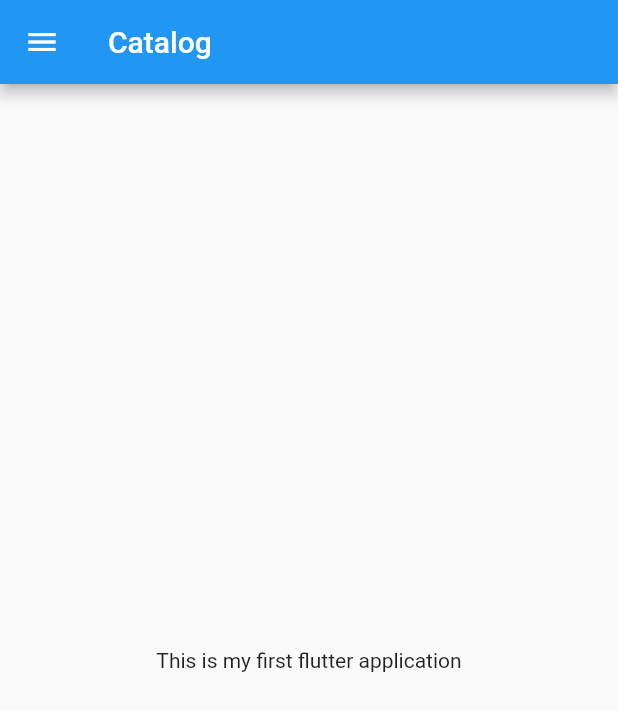
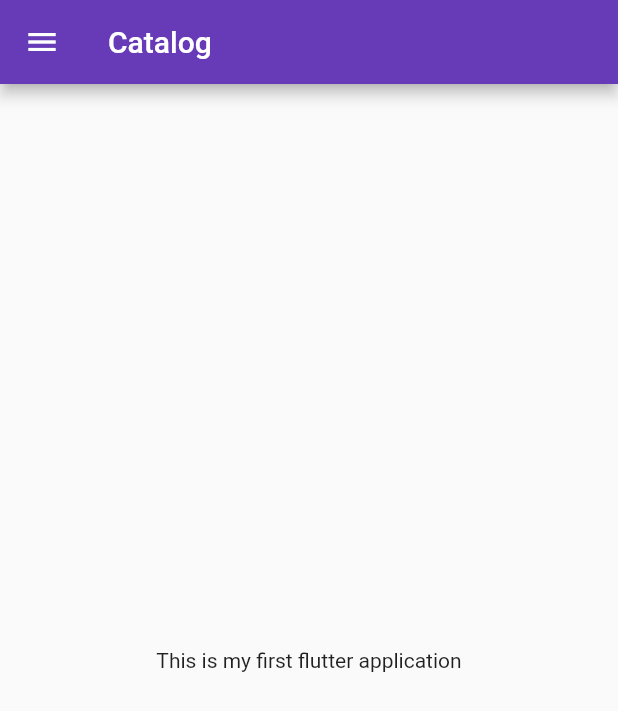
Before and after one commit to Prajjwal-Chauhan/CataLog_Dummy_App, a Flutter app: the screen it shows after launch, on a phone screen of 412 x 824 dp. Shown: the top 711 px of the screen. Run offline on Flutter 3.47's test engine with Material 2 defaults, Android fonts, the light colour scheme and no system bars.

Commit message:
Day 3 Completed

```diff
--- a/lib/main.dart
+++ b/lib/main.dart
@@ -1,5 +1,6 @@
 import 'package:flutter/material.dart';
-import 'package:flutter_application_1/home_page.dart';
+import 'package:flutter_application_1/pages/home_page.dart';
+import 'package:flutter_application_1/pages/login_page.dart';
 void main(List<String> args) {
   runApp(MyApp());
 }
@@ -10,11 +11,21 @@
 
   @override
   Widget build(BuildContext context) {
+    return MaterialApp(
+      themeMode: ThemeMode.light,
+      theme: ThemeData(
+        primarySwatch: Colors.deepPurple
+      ),
+      darkTheme: ThemeData(
+        brightness: Brightness.dark
+      ),
+      initialRoute: "/home",
+      routes: {
+        "/" : (context) => LoginPage(),
+        "/home" : (context) => HomePage(),
+        "/login" : (context) => LoginPage()
+      },
+    );
 
-    int days = 30;
-    String name = "Prajjwal";
-    return MaterialApp(
-      home: HomePage()
-    );
   }
 }
```
Also changed, not shown: lib/pages/login_page.dart (added, +21 -0 lines), lib/pages/home_page.dart (renamed from lib/home_page.dart).
